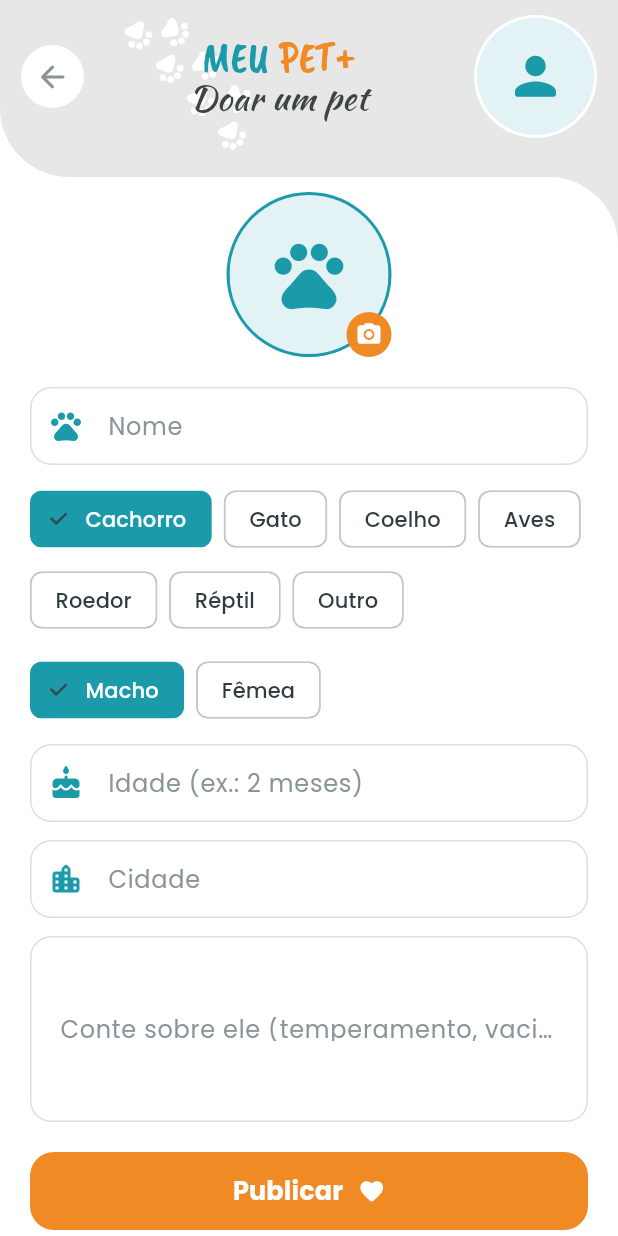
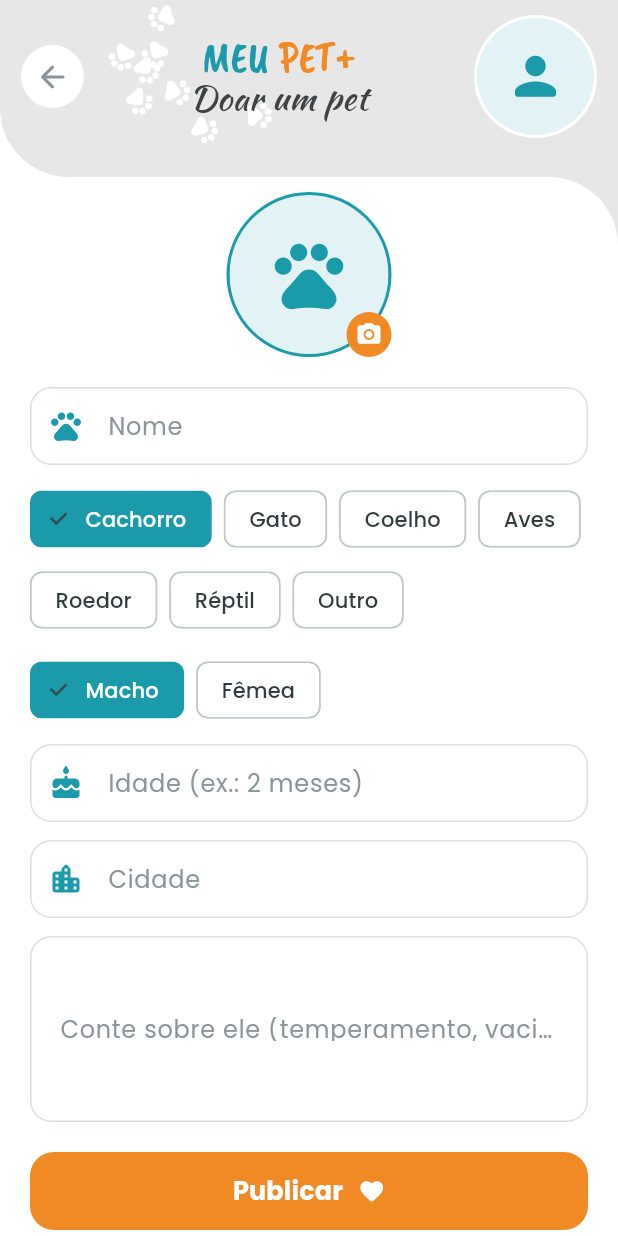
Before and after one commit to nasserthehamad/meupet, a Flutter app: the AdoptionScreen screen opened directly, after a tap on "Doar um pet", on a phone screen of 412 x 824 dp. Run offline on Flutter 3.47's test engine with Material 3 defaults, Android fonts, the phone set to English and light mode, and no system bars; our stand-ins replace cloud_firestore, firebase_auth, firebase_core, image_picker, qr_flutter, video_player; accounts and stored records are empty; generated files the repository leaves out were written again.

Commit message:
Trilha de patinhas em curva e rótulo Reagendar sem quebra
Co-Authored-By: Claude Opus 5.5 <noreply@anthropic.com>
Claude-Session: https://claude.ai/code/session_01Lv7S95nnnCQHiKdhgXA6vH

```diff
--- a/lib/screens/tutor/pet_detail_screen.dart
+++ b/lib/screens/tutor/pet_detail_screen.dart
@@ -868,7 +868,7 @@ class _RescheduleCell extends StatelessWidget {
             ),
           ]),
           const SizedBox(height: 4),
-          const Text('Reagendar', style: TextStyle(fontSize: 9.5, color: AppColors.muted)),
+          const FittedBox(fit: BoxFit.scaleDown, child: Text('Reagendar', maxLines: 1, softWrap: false, style: TextStyle(fontSize: 10, color: AppColors.muted))),
         ]),
       ),
     );
--- a/lib/widgets/common.dart
+++ b/lib/widgets/common.dart
@@ -143,24 +143,27 @@ class _PawTrailPainter extends CustomPainter {
   @override
   void paint(Canvas canvas, Size size) {
     const icon = Icons.pets;
-    final start = Offset(size.width * 0.21, 2);
-    final end = Offset(size.width * 0.40, size.height - 2);
-    const steps = 7;
-    final dir = end - start;
-    final len = dir.distance;
-    final n = Offset(-dir.dy / len, dir.dx / len); // perpendicular
-    final angle = dir.direction - 1.5708; // patinhas "andando" ao longo da trilha
+    // Trilha em curva: desce pela esquerda do logo e termina embaixo, no centro.
+    final p0 = Offset(size.width * 0.27, 6);
+    final p1 = Offset(size.width * 0.06, size.height * 0.62);
+    final p2 = Offset(size.width * 0.44, size.height - 4);
+    Offset at(double t) => p0 * ((1 - t) * (1 - t)) + p1 * (2 * (1 - t) * t) + p2 * (t * t);
+    Offset tangent(double t) => (p1 - p0) * (2 * (1 - t)) + (p2 - p1) * (2 * t);
+    const steps = 8;
     for (var i = 0; i < steps; i++) {
-      final t = (i + 0.5) / steps;
+      final t = 0.04 + i * (0.92 / (steps - 1));
       final side = i.isEven ? 1.0 : -1.0;
-      final p = start + dir * t + n * (10 * side);
+      final tg = tangent(t);
+      final len = tg.distance;
+      final n = Offset(-tg.dy / len, tg.dx / len);
+      final p = at(t) + n * (9 * side);
       final tp = TextPainter(
         text: TextSpan(
           text: String.fromCharCode(icon.codePoint),
           style: TextStyle(
             fontFamily: icon.fontFamily,
             package: icon.fontPackage,
-            fontSize: 21,
+            fontSize: 20,
             color: color,
           ),
         ),
@@ -168,7 +171,7 @@ class _PawTrailPainter extends CustomPainter {
       )..layout();
       canvas.save();
       canvas.translate(p.dx, p.dy);
-      canvas.rotate(angle + 3.1416 + (side * 0.25));
+      canvas.rotate(tg.direction + 1.5708 + side * 0.22);
       tp.paint(canvas, Offset(-tp.width / 2, -tp.height / 2));
       canvas.restore();
     }
```
